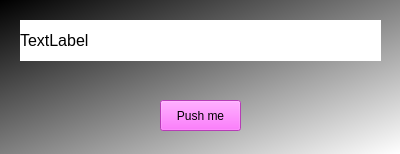
The window that test.ui (ivstarkov/CS50-Final-Project) describes before a commit, drawn with Qt 5.
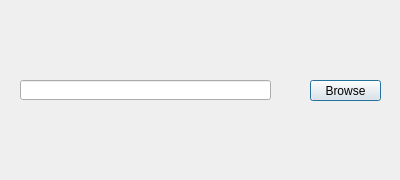
The same window after the commit.

The edit to the form file:
```diff
--- a/test.ui
+++ b/test.ui
@@ -1,57 +1,39 @@
 <?xml version="1.0" encoding="UTF-8"?>
 <ui version="4.0">
- <class>Form</class>
- <widget class="QWidget" name="Form">
+ <class>Dialog</class>
+ <widget class="QDialog" name="Dialog">
   <property name="geometry">
    <rect>
     <x>0</x>
     <y>0</y>
     <width>400</width>
-    <height>154</height>
+    <height>180</height>
    </rect>
   </property>
   <property name="windowTitle">
    <string>Form</string>
   </property>
-  <property name="styleSheet">
-   <string notr="true">background-color: qlineargradient(spread:pad, x1:0, y1:0, x2:1, y2:1, stop:0 rgba(0, 0, 0, 255), stop:1 rgba(255, 255, 255, 255));
-</string>
-  </property>
-  <widget class="QPushButton" name="pushButton">
-   <property name="geometry">
-    <rect>
-     <x>160</x>
-     <y>100</y>
-     <width>81</width>
-     <height>31</height>
-    </rect>
-   </property>
-   <property name="styleSheet">
-    <string notr="true">background-color: rgb(255, 85, 255);</string>
-   </property>
-   <property name="text">
-    <string>Push me</string>
-   </property>
-  </widget>
-  <widget class="QLabel" name="label">
+  <widget class="QLineEdit" name="file_name">
    <property name="geometry">
     <rect>
      <x>20</x>
-     <y>20</y>
-     <width>361</width>
-     <height>41</height>
+     <y>80</y>
+     <width>251</width>
+     <height>20</height>
     </rect>
    </property>
-   <property name="font">
-    <font>
-     <pointsize>12</pointsize>
-    </font>
-   </property>
-   <property name="styleSheet">
-    <string notr="true">background-color: rgb(255, 255, 255);</string>
+  </widget>
+  <widget class="QPushButton" name="browse">
+   <property name="geometry">
+    <rect>
+     <x>310</x>
+     <y>80</y>
+     <width>71</width>
+     <height>21</height>
+    </rect>
    </property>
    <property name="text">
-    <string>TextLabel</string>
+    <string>Browse</string>
    </property>
   </widget>
  </widget>
```
Left out of the diff: 2 changed lines with no effect on the pictures.
